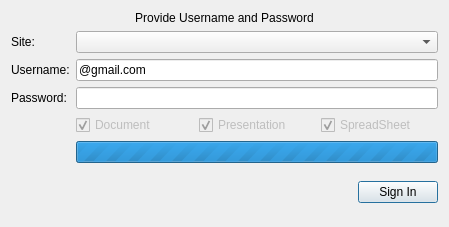
Before: the Qt Designer form plugins/staging/googledocs/authenticationdialog.ui in KDE/krita, drawn with Qt 5.
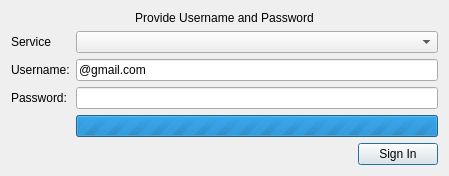
After: the same form once the commit is applied.

Commit message: Fixing google document sign-in issues and fetching documents Show only Documents specific to the application Fixing other minor issues

The edit to the form file:
```diff
--- a/plugins/staging/googledocs/authenticationdialog.ui
+++ b/plugins/staging/googledocs/authenticationdialog.ui
@@ -7,7 +7,7 @@
     <x>0</x>
     <y>0</y>
     <width>449</width>
-    <height>227</height>
+    <height>175</height>
    </rect>
   </property>
   <layout class="QGridLayout">
@@ -27,7 +27,7 @@
    <item row="2" column="0">
     <widget class="QLabel" name="label_4">
      <property name="text">
-      <string>Site:</string>
+      <string>Service</string>
      </property>
     </widget>
    </item>
@@ -68,53 +68,7 @@
      </property>
     </widget>
    </item>
-   <item row="7" column="1" rowspan="2">
-    <layout class="QHBoxLayout" name="horizontalLayout_2">
-     <item>
-      <widget class="QCheckBox" name="documentBox">
-       <property name="enabled">
-        <bool>false</bool>
-       </property>
-       <property name="text">
-        <string>Document</string>
-       </property>
-       <property name="checkable">
-        <bool>true</bool>
-       </property>
-       <property name="checked">
-        <bool>true</bool>
-       </property>
-      </widget>
-     </item>
-     <item>
-      <widget class="QCheckBox" name="presentationBox">
-       <property name="enabled">
-        <bool>false</bool>
-       </property>
-       <property name="text">
-        <string>Presentation</string>
-       </property>
-       <property name="checked">
-        <bool>true</bool>
-       </property>
-      </widget>
-     </item>
-     <item>
-      <widget class="QCheckBox" name="spreadsheetBox">
-       <property name="enabled">
-        <bool>false</bool>
-       </property>
-       <property name="text">
-        <string>SpreadSheet</string>
-       </property>
-       <property name="checked">
-        <bool>true</bool>
-       </property>
-      </widget>
-     </item>
-    </layout>
-   </item>
-   <item row="21" column="0">
+   <item row="19" column="0">
     <spacer>
      <property name="orientation">
       <enum>Qt::Vertical</enum>
@@ -127,7 +81,7 @@
      </property>
     </spacer>
    </item>
-   <item row="21" column="1">
+   <item row="19" column="1">
     <layout class="QHBoxLayout" name="horizontalLayout_4">
      <item>
       <spacer name="horizontalSpacer">
@@ -151,13 +105,13 @@
      </item>
     </layout>
    </item>
-   <item row="9" column="1">
+   <item row="7" column="1">
     <widget class="QProgressBar" name="progressBar">
      <property name="maximum">
       <number>0</number>
      </property>
      <property name="value">
-      <number>-1</number>
+      <number>3282</number>
      </property>
      <property name="textVisible">
       <bool>true</bool>
```
Left out of the diff: 8 changed lines with no effect on the pictures. The commit also changes 16 other files.
